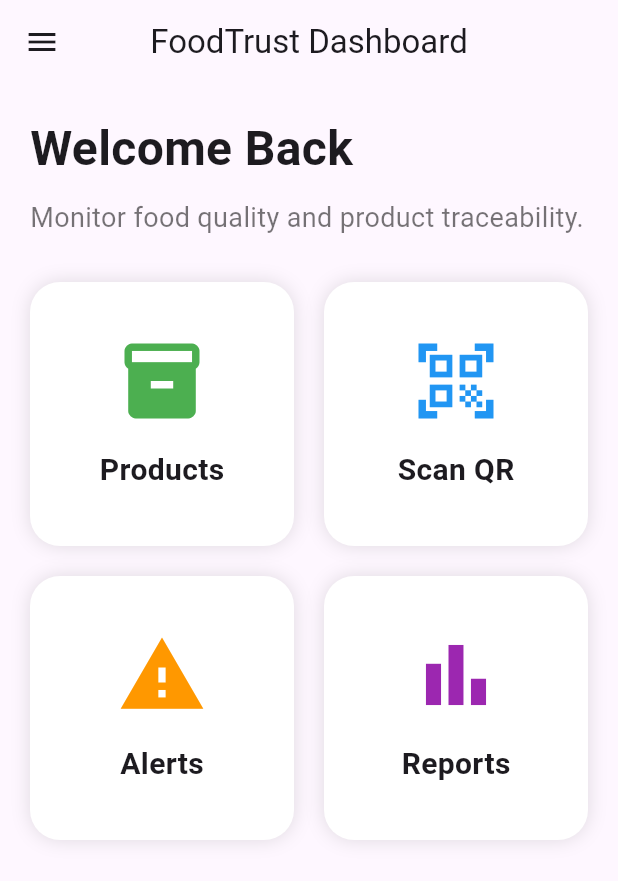
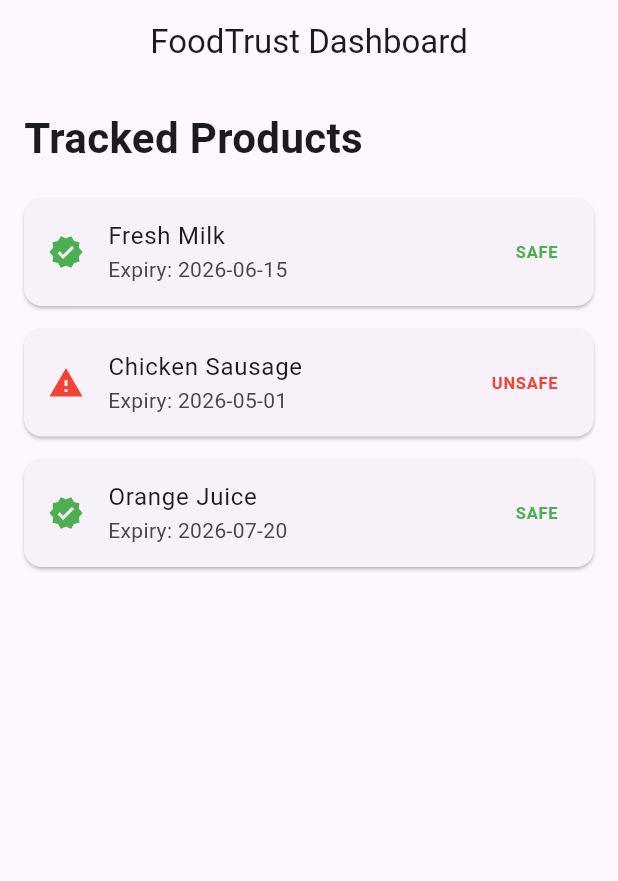
Before and after one commit to asharoff001-sys/foodtrust_app, a Flutter app: the screen it shows after launch, on a phone screen of 412 x 824 dp. Shown: the top 881 px of the screen. Run offline on Flutter 3.47's test engine with Material 3 defaults, Android fonts, the phone set to English and light mode, and no system bars.

Commit message:
added product model and dashboard

```diff
--- /dev/null
+++ b/lib/models/product_model.dart
@@ -0,0 +1,13 @@
+class Product {
+  final String name;
+  final String barcode;
+  final String expiryDate;
+  final bool isSafe;
+
+  Product({
+    required this.name,
+    required this.barcode,
+    required this.expiryDate,
+    required this.isSafe,
+  });
+}
--- a/lib/screens/home_screen.dart
+++ b/lib/screens/home_screen.dart
@@ -1,93 +1,66 @@
 import 'package:flutter/material.dart';
+import '../services/product_service.dart';
 
 class HomeScreen extends StatelessWidget {
   const HomeScreen({super.key});
 
   @override
   Widget build(BuildContext context) {
+    final products = ProductService.products;
+
     return Scaffold(
       appBar: AppBar(
         title: const Text('FoodTrust Dashboard'),
         centerTitle: true,
       ),
 
-      drawer: Drawer(
-        child: ListView(
-          children: const [
-            DrawerHeader(
-              decoration: BoxDecoration(color: Colors.green),
-              child: Column(
-                crossAxisAlignment: CrossAxisAlignment.start,
-                mainAxisAlignment: MainAxisAlignment.end,
-                children: [
-                  Icon(Icons.restaurant, color: Colors.white, size: 50),
-
-                  SizedBox(height: 10),
-
-                  Text(
-                    'FoodTrust',
-                    style: TextStyle(
-                      color: Colors.white,
-                      fontSize: 24,
-                      fontWeight: FontWeight.bold,
-                    ),
-                  ),
-                ],
-              ),
-            ),
-
-            ListTile(leading: Icon(Icons.dashboard), title: Text('Dashboard')),
-
-            ListTile(
-              leading: Icon(Icons.qr_code_scanner),
-              title: Text('Scan Product'),
-            ),
-
-            ListTile(leading: Icon(Icons.inventory), title: Text('Products')),
-
-            ListTile(leading: Icon(Icons.warning), title: Text('Alerts')),
-
-            ListTile(leading: Icon(Icons.settings), title: Text('Settings')),
-          ],
-        ),
-      ),
-
       body: Padding(
-        padding: const EdgeInsets.all(20),
+        padding: const EdgeInsets.all(16),
 
         child: Column(
           crossAxisAlignment: CrossAxisAlignment.start,
 
           children: [
             const Text(
-              'Welcome Back',
-              style: TextStyle(fontSize: 32, fontWeight: FontWeight.bold),
+              'Tracked Products',
+              style: TextStyle(fontSize: 28, fontWeight: FontWeight.bold),
             ),
 
-            const SizedBox(height: 10),
-
-            const Text(
-              'Monitor food quality and product traceability.',
-              style: TextStyle(fontSize: 18, color: Colors.black54),
-            ),
-
-            const SizedBox(height: 30),
+            const SizedBox(height: 20),
 
             Expanded(
-              child: GridView.count(
-                crossAxisCount: 2,
-                crossAxisSpacing: 20,
-                mainAxisSpacing: 20,
+              child: ListView.builder(
+                itemCount: products.length,
 
-                children: [
-                  dashboardCard('Products', Icons.inventory, Colors.green),
+                itemBuilder: (context, index) {
+                  final product = products[index];
 
-                  dashboardCard('Scan QR', Icons.qr_code_scanner, Colors.blue),
+                  return Card(
+                    margin: const EdgeInsets.only(bottom: 15),
 
-                  dashboardCard('Alerts', Icons.warning, Colors.orange),
+                    child: ListTile(
+                      leading: Icon(
+                        product.isSafe ? Icons.verified : Icons.warning,
 
-                  dashboardCard('Reports', Icons.bar_chart, Colors.purple),
-                ],
+                        color: product.isSafe ? Colors.green : Colors.red,
+                      ),
+
+                      title: Text(product.name),
+
+                      subtitle: Text('Expiry: ${product.expiryDate}'),
+
+                      trailing: Text(
+                        product.isSafe ? 'SAFE' : 'UNSAFE',
+
+                        style: TextStyle(
+                          color: product.isSafe ? Colors.green : Colors.red,
+
+                          fontWeight: FontWeight.bold,
+                        ),
+                      ),
+                    ),
+                  );
+                },
               ),
             ),
           ],
@@ -95,30 +68,4 @@ class HomeScreen extends StatelessWidget {
       ),
     );
   }
-
-  Widget dashboardCard(String title, IconData icon, Color color) {
-    return Container(
-      decoration: BoxDecoration(
-        color: Colors.white,
-        borderRadius: BorderRadius.circular(20),
-
-        boxShadow: [BoxShadow(color: Colors.black12, blurRadius: 10)],
-      ),
-
-      child: Column(
-        mainAxisAlignment: MainAxisAlignment.center,
-
-        children: [
-          Icon(icon, size: 60, color: color),
-
-          const SizedBox(height: 15),
-
-          Text(
-            title,
-            style: const TextStyle(fontSize: 20, fontWeight: FontWeight.bold),
-          ),
-        ],
-      ),
-    );
-  }
 }
--- /dev/null
+++ b/lib/services/product_service.dart
@@ -0,0 +1,24 @@
+import '../models/product_model.dart';
+
+class ProductService {
+  static List<Product> products = [
+    Product(
+      name: 'Fresh Milk',
+      barcode: '123456',
+      expiryDate: '2026-06-15',
+      isSafe: true,
+    ),
+    Product(
+      name: 'Chicken Sausage',
+      barcode: '789012',
+      expiryDate: '2026-05-01',
+      isSafe: false,
+    ),
+    Product(
+      name: 'Orange Juice',
+      barcode: '345678',
+      expiryDate: '2026-07-20',
+      isSafe: true,
+    ),
+  ];
+}
```
Also changed, not shown: 5 other files.
